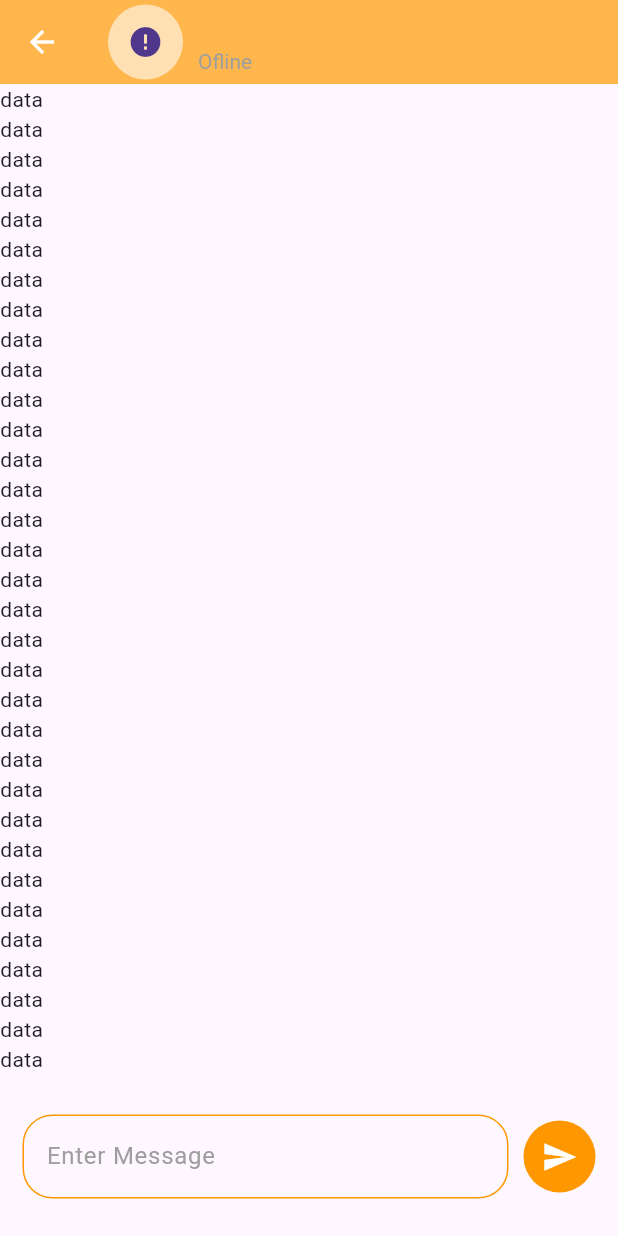
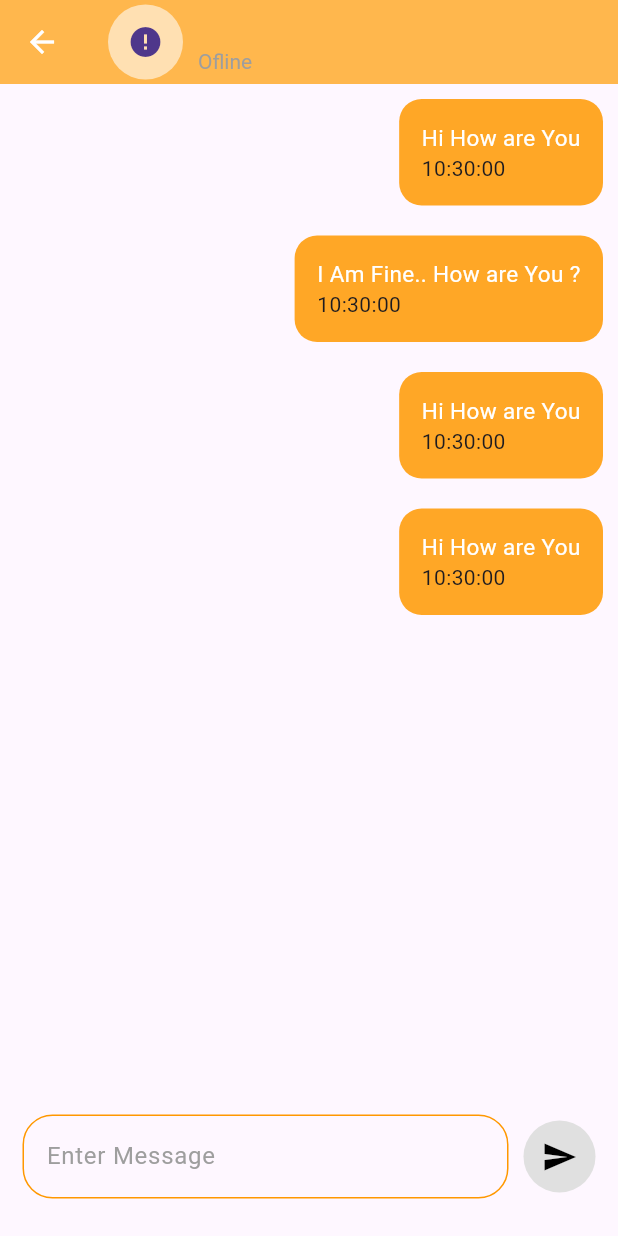
Before and after one commit to Saqlain-Kamal/chatApp, a Flutter app: the IndividualChatScreen screen opened directly with empty values, on a phone screen of 412 x 824 dp. Run offline on Flutter 3.47's test engine with Material 3 defaults, Android fonts, the light colour scheme and no system bars; drawn by our look-alikes of cached_network_image; our stand-ins replace cloud_firestore, firebase_auth, firebase_core, firebase_storage, image_picker; accounts and stored records are empty; network calls fail.

Commit message:
7 feb changes

```diff
--- /dev/null
+++ b/lib/auth/widgets/messge_bubble.dart
@@ -0,0 +1,39 @@
+import 'package:chatapp/model/message_model.dart';
+import 'package:flutter/material.dart';
+import 'package:intl/intl.dart';
+
+class MessgeBubble extends StatelessWidget {
+  const MessgeBubble({
+    required this.message,
+    required this.isMe,
+    super.key,
+  });
+  final Message message;
+  final bool isMe;
+  @override
+  Widget build(BuildContext context) {
+    return Align(
+      alignment: isMe ? Alignment.topRight : Alignment.topLeft,
+      child: Container(
+        margin: const EdgeInsets.all(10),
+        padding: const EdgeInsets.all(15),
+        decoration: BoxDecoration(
+            borderRadius: BorderRadius.circular(15),
+            color: isMe ? Colors.orange.shade400 : Colors.blue.shade400),
+        child: Column(
+          crossAxisAlignment:
+              isMe ? CrossAxisAlignment.start : CrossAxisAlignment.end,
+          children: [
+            SizedBox(
+              child: Text(
+                message.messge,
+                style: const TextStyle(fontSize: 15, color: Colors.white),
+              ),
+            ),
+            Text(DateFormat.Hms().format(message.sentTime))
+          ],
+        ),
+      ),
+    );
+  }
+}
--- a/lib/common/custom_button.dart
+++ b/lib/common/custom_button.dart
@@ -33,7 +33,7 @@ class CustomButton extends StatelessWidget {
                   )
                 : Text(
                     text,
-                    style: const TextStyle(color: Colors.white),
+                    style: const TextStyle(color: Colors.white, fontSize: 16),
                   )),
       ),
     );
--- a/lib/screens/individual_chat_screen.dart
+++ b/lib/screens/individual_chat_screen.dart
@@ -1,7 +1,11 @@
 import 'package:cached_network_image/cached_network_image.dart';
+import 'package:chatapp/auth/widgets/messge_bubble.dart';
 import 'package:chatapp/common/media_query.dart';
+import 'package:chatapp/controller/auth_controller.dart';
+import 'package:chatapp/model/message_model.dart';
 import 'package:chatapp/model/usermodel.dart';
 import 'package:flutter/material.dart';
+import 'package:provider/provider.dart';
 
 class IndividualChatScreen extends StatefulWidget {
   const IndividualChatScreen({super.key, required this.user});
@@ -13,7 +17,42 @@ class IndividualChatScreen extends StatefulWidget {
 
 class _IndividualChatScreenState extends State<IndividualChatScreen> {
   @override
+  void initState() {
+    messageController.addListener(() {
+      setState(() {
+        // Update the state based on whether the messageController is empty or not
+        isMessageEmpty = messageController.text.isEmpty;
+      });
+    });
+    super.initState();
+  }
+
+  bool isMessageEmpty = true;
+  final messageController = TextEditingController();
+  @override
   Widget build(BuildContext context) {
+    final messges = [
+      Message(
+          messge: 'Hi How are You',
+          recieveId: widget.user.uid,
+          sendId: context.read<AuthController>().appUser!.uid,
+          sentTime: DateTime.now()),
+      Message(
+          messge: 'I Am Fine.. How are You ?',
+          recieveId: context.read<AuthController>().appUser!.uid,
+          sendId: widget.user.uid,
+          sentTime: DateTime.now()),
+      Message(
+          messge: 'Hi How are You',
+          recieveId: widget.user.uid,
+          sendId: context.read<AuthController>().appUser!.uid,
+          sentTime: DateTime.now()),
+      Message(
+          messge: 'Hi How are You',
+          recieveId: context.read<AuthController>().appUser!.uid,
+          sendId: widget.user.uid,
+          sentTime: DateTime.now()),
+    ];
     return Scaffold(
       appBar: AppBar(
         backgroundColor: Colors.orange.shade300,
@@ -72,19 +111,26 @@ class _IndividualChatScreenState extends State<IndividualChatScreen> {
         children: [
           Expanded(
             child: ListView.builder(
-              itemCount: 50,
+              itemCount: messges.length,
               itemBuilder: (context, index) {
-                return const Text('data');
+                final isMe = messges[index].sendId ==
+                    context.read<AuthController>().appUser!.uid;
+                return MessgeBubble(
+                  isMe: isMe,
+                  message: messges[index],
+                );
               },
             ),
           ),
           Padding(
-            padding: const EdgeInsets.symmetric(horizontal: 15, vertical: 25),
+            padding:
+                const EdgeInsets.only(left: 15, bottom: 25, right: 15, top: 5),
             child: Row(
               mainAxisAlignment: MainAxisAlignment.spaceBetween,
               children: [
                 Expanded(
                   child: TextField(
+                    controller: messageController,
                     decoration: InputDecoration(
                       focusedBorder: OutlineInputBorder(
                           borderRadius: BorderRadius.circular(20),
@@ -105,14 +151,19 @@ class _IndividualChatScreenState extends State<IndividualChatScreen> {
                 ),
                 Container(
                   decoration: BoxDecoration(
-                    color: Colors.orange,
+                    color:
+                        isMessageEmpty ? Colors.grey.shade300 : Colors.orange,
                     borderRadius: BorderRadius.circular(25),
                   ),
                   child: IconButton(
-                      onPressed: () {},
-                      icon: const Icon(
+                      onPressed: isMessageEmpty
+                          ? null
+                          : () {
+                              print('object');
+                            },
+                      icon: Icon(
                         Icons.send,
-                        color: Colors.white,
+                        color: isMessageEmpty ? Colors.black : Colors.white,
                       )),
                 )
               ],
--- a/lib/widgets/single_user.dart
+++ b/lib/widgets/single_user.dart
@@ -34,7 +34,7 @@ class _SingleUserState extends State<SingleUser> {
           children: [
             widget.user.image != null
                 ? CircleAvatar(
-                    radius: 25,
+                    radius: 30,
                     backgroundColor: Colors.orange.shade100,
                     child:
                         // CachedNetworkImage(
@@ -66,7 +66,7 @@ class _SingleUserState extends State<SingleUser> {
                             )),
                   )
                 : CircleAvatar(
-                    radius: 25,
+                    radius: 30,
                     backgroundColor: Colors.orange.shade100,
                   ),
             Positioned(
```
Also changed, not shown: lib/auth/screens/login.dart (+11 -3 lines), lib/auth/widgets/text_fields.dart (+4 -4 lines), lib/screens/chat_screen.dart (+18 -3 lines).
